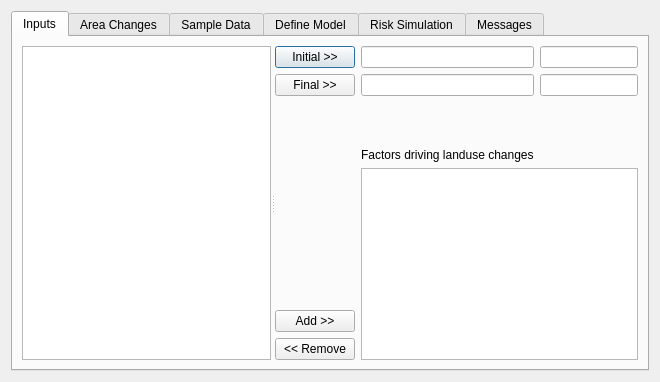
This is moluscedialogbase.ui in nextgis/qgis_molusce as Qt 5 draws it before an edit. The edited form follows.
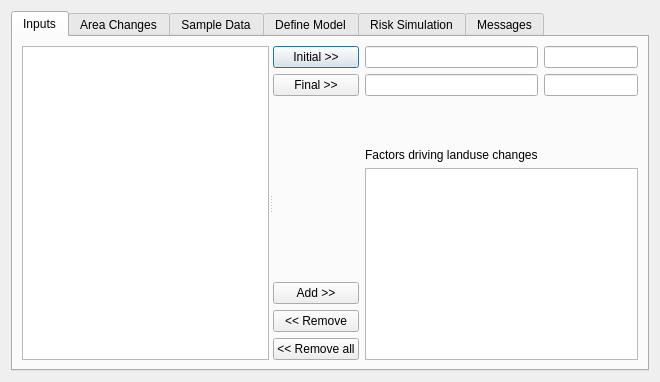
This is the edited form.

Commit message: load layers, ability to select initial, final and factors rasters

```diff
--- a/moluscedialogbase.ui
+++ b/moluscedialogbase.ui
@@ -29,7 +29,14 @@
          <property name="orientation">
           <enum>Qt::Horizontal</enum>
          </property>
-         <widget class="QListView" name="lstLayers"/>
+         <widget class="QListWidget" name="lstLayers">
+          <property name="editTriggers">
+           <set>QAbstractItemView::NoEditTriggers</set>
+          </property>
+          <property name="alternatingRowColors">
+           <bool>true</bool>
+          </property>
+         </widget>
          <widget class="QWidget" name="widget" native="true">
           <layout class="QVBoxLayout" name="verticalLayout_3">
            <item>
@@ -67,23 +74,16 @@
              <item row="1" column="2">
               <widget class="QLineEdit" name="lineEdit_4"/>
              </item>
-             <item row="6" column="0">
-              <widget class="QPushButton" name="pushButton_4">
-               <property name="text">
-                <string>&lt;&lt; Remove</string>
+             <item row="4" column="1" rowspan="5" colspan="2">
+              <widget class="QListWidget" name="lstFactors">
+               <property name="editTriggers">
+                <set>QAbstractItemView::NoEditTriggers</set>
                </property>
-              </widget>
-             </item>
-             <item row="5" column="0">
-              <widget class="QPushButton" name="pushButton_3">
-               <property name="text">
-                <string>Add &gt;&gt;</string>
+               <property name="alternatingRowColors">
+                <bool>true</bool>
                </property>
               </widget>
              </item>
-             <item row="4" column="1" rowspan="3" colspan="2">
-              <widget class="QListView" name="listView"/>
-             </item>
              <item row="2" column="1">
               <spacer name="verticalSpacer">
                <property name="orientation">
@@ -97,6 +97,27 @@
                </property>
               </spacer>
              </item>
+             <item row="8" column="0">
+              <widget class="QPushButton" name="btnRemoveAllFactors">
+               <property name="text">
+                <string>&lt;&lt; Remove all</string>
+               </property>
+              </widget>
+             </item>
+             <item row="7" column="0">
+              <widget class="QPushButton" name="btnRemoveFactor">
+               <property name="text">
+                <string>&lt;&lt; Remove</string>
+               </property>
+              </widget>
+             </item>
+             <item row="6" column="0">
+              <widget class="QPushButton" name="btnAddFactor">
+               <property name="text">
+                <string>Add &gt;&gt;</string>
+               </property>
+              </widget>
+             </item>
             </layout>
            </item>
           </layout>
```
Left out of the diff: 12 changed lines with no effect on the pictures. The commit also changes 2 other files.
